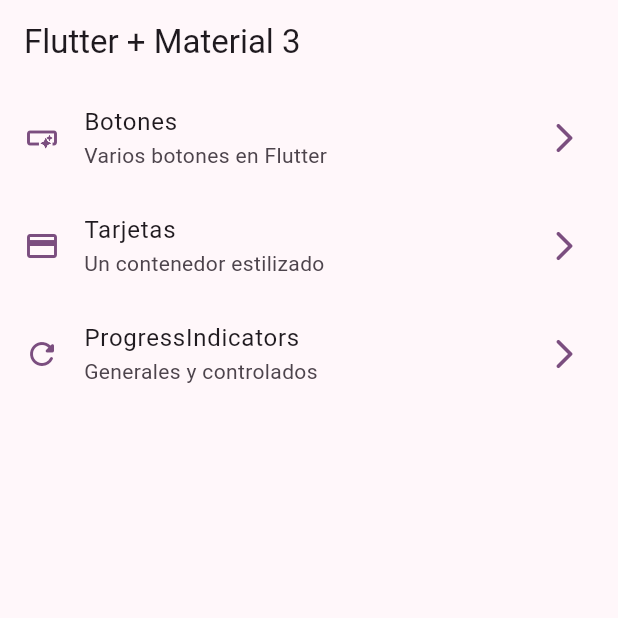
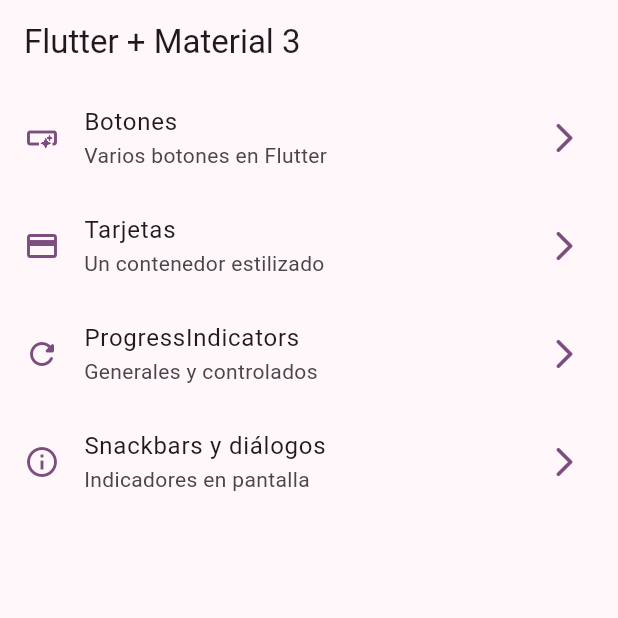
Before and after one commit to emaelgani/Flutter_3_WidgetsApp, a Flutter app: the screen it shows after launch, on a phone screen of 412 x 824 dp, the top half of it. Run offline on Flutter 3.47's test engine with Material 3 defaults, Android fonts, the phone set to English and light mode, and no system bars; our stand-ins replace go_router.

Commit message:
snackbards

```diff
--- a/lib/config/menu/menu_items.dart
+++ b/lib/config/menu/menu_items.dart
@@ -33,4 +33,9 @@ const appMenuItems = <MenuItem>[
         icon: Icons.refresh_rounded,
         link: '/progress'),
 
+    MenuItem(
+        title: 'Snackbars y diálogos',
+        subTitle: 'Indicadores en pantalla',
+        icon: Icons.info_outline,
+        link: '/snackbar'),
 ];
--- a/lib/config/router/app_router.dart
+++ b/lib/config/router/app_router.dart
@@ -26,5 +26,10 @@ final appRouter = GoRouter(
       name: ProgressScreen.name,
       builder: (context, state) => ProgressScreen(),
     ),
+       GoRoute(
+      path: '/snackbar',
+      name: SnackBarScreen.name,
+      builder: (context, state) => SnackBarScreen(),
+    ),
   ],
 );
--- a/lib/main.dart
+++ b/lib/main.dart
@@ -12,6 +12,7 @@ class MainApp extends StatelessWidget {
   @override
   Widget build(BuildContext context) {
     return MaterialApp.router(
+      title: 'Flutter widgets',
       routerConfig: appRouter,
       debugShowCheckedModeBanner: false,
       theme: AppTheme(selectedColor: 2).getTheme(),
```
Also changed, not shown: lib/presentation/screens/snackbar/snackbar_screen.dart (+63 -1 lines).
